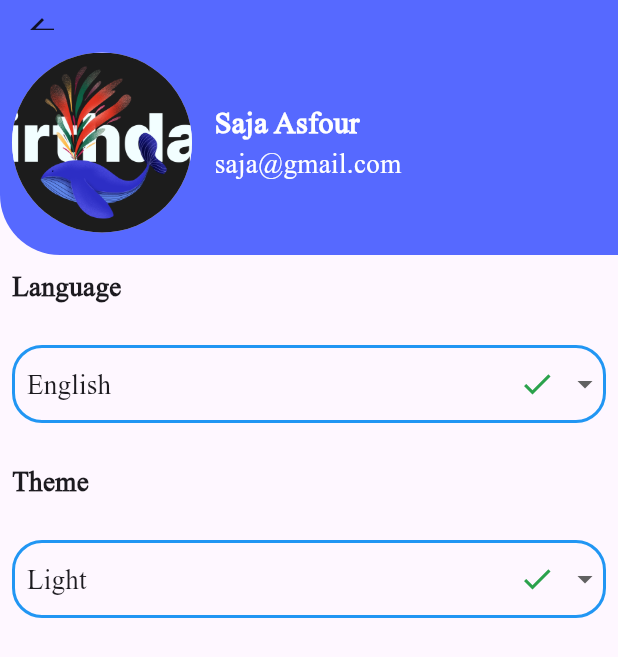
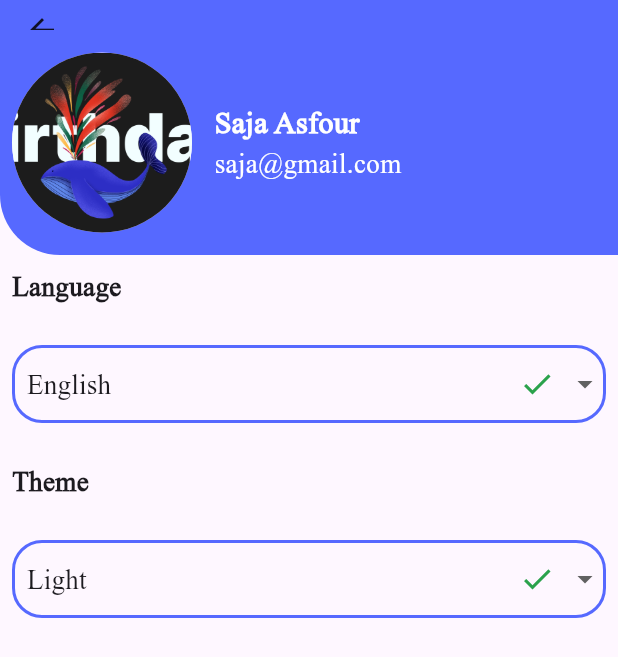
Before and after one commit to SajaAsfour/Event-Planning-Mobile-App, a Flutter app: the ProfileTab screen opened directly, on a phone screen of 412 x 824 dp. Shown: the top 657 px of the screen. Run offline on Flutter 3.47's test engine with Material 3 defaults, Android fonts, the light colour scheme and no system bars; generated files the repository leaves out were written again.

Commit message:
Update Theme

```diff
--- a/lib/core/utils/app_theme.dart
+++ b/lib/core/utils/app_theme.dart
@@ -21,6 +21,7 @@ class AppTheme {
           side: BorderSide(width: 5, color: AppColors.whiteColor),
           borderRadius: BorderRadius.circular(100)),
     ),
+    cardColor: AppColors.primaryLight,
   );
   static final ThemeData darkTheme = ThemeData(
     appBarTheme: AppBarTheme(
@@ -39,5 +40,6 @@ class AppTheme {
           side: BorderSide(width: 5, color: AppColors.whiteColor),
           borderRadius: BorderRadius.circular(100)),
     ),
+    cardColor: AppColors.primaryDark,
   );
 }
--- a/lib/feature/home/tabs/profile_tab.dart
+++ b/lib/feature/home/tabs/profile_tab.dart
@@ -12,10 +12,15 @@ class ProfileTab extends StatelessWidget {
   @override
   Widget build(BuildContext context) {
     var languageProvider = Provider.of<AppLanguageProvider>(context);
-    var themeProvider = Provider.of<AppThemeProvider>(context);
+
+    return Consumer<AppThemeProvider>( // Wrap Scaffold with Consumer
+      builder: (context, themeProvider, child) {
         return Scaffold(
           appBar: AppBar(
             toolbarHeight: 20,
+            backgroundColor: themeProvider.app_theme == ThemeMode.dark
+                ? AppColors.primaryDark
+                : AppColors.primaryLight,
           ),
           body: Column(
             crossAxisAlignment: CrossAxisAlignment.start,
@@ -23,7 +28,7 @@ class ProfileTab extends StatelessWidget {
               Container(
                 height: 150,
                 decoration: BoxDecoration(
-              color: AppColors.primaryLight,
+                  color: Theme.of(context).cardColor,
                   borderRadius: BorderRadius.only(
                     bottomLeft: Radius.circular(40),
                   ),
@@ -37,22 +42,28 @@ class ProfileTab extends StatelessWidget {
                         backgroundImage: AssetImage("assets/images/birthday.png"),
                         radius: 60,
                       ),
-                  SizedBox(width: 15,),
+                      SizedBox(width: 15),
                       Column(
                         crossAxisAlignment: CrossAxisAlignment.start,
                         mainAxisAlignment: MainAxisAlignment.center,
                         children: [
-                      Text("Saja Asfour" ,style: TextStyle(
+                          Text(
+                            "Saja Asfour",
+                            style: TextStyle(
                               fontFamily: "Times New Roman",
                               color: AppColors.whiteColor,
                               fontSize: 20,
-                        fontWeight: FontWeight.bold
-                      ),),
-                      Text("saja@gmail.com" ,style: TextStyle(
+                              fontWeight: FontWeight.bold,
+                            ),
+                          ),
+                          Text(
+                            "saja@gmail.com",
+                            style: TextStyle(
                               fontFamily: "Times New Roman",
                               color: AppColors.whiteColor,
                               fontSize: 18,
-                      ),)
+                            ),
+                          )
                         ],
                       )
                     ],
@@ -60,13 +71,13 @@ class ProfileTab extends StatelessWidget {
                 ),
               ),
               Padding(
-            padding:  EdgeInsets.all(8.0),
+                padding: EdgeInsets.all(8.0),
                 child: Text(
                   AppLocalizations.of(context)!.la,
                   style: TextStyle(
                     fontFamily: "Times New Roman",
                     fontSize: 18,
-                fontWeight: FontWeight.bold
+                    fontWeight: FontWeight.bold,
                   ),
                 ),
               ),
@@ -77,7 +88,9 @@ class ProfileTab extends StatelessWidget {
                 padding: const EdgeInsets.all(8.0),
                 child: Container(
                   decoration: BoxDecoration(
-                  border: Border.all(color: Colors.blue, width: 2),
+                    border: Border.all(color:themeProvider.app_theme == ThemeMode.dark
+                ? AppColors.primaryDark
+                : AppColors.primaryLight, width: 2),
                     borderRadius: BorderRadius.circular(20),
                   ),
                   child: DropdownButton<String>(
@@ -128,7 +141,8 @@ class ProfileTab extends StatelessWidget {
                     ],
                     onChanged: (value) {
                       languageProvider.changeLanguage(value.toString());
-                  }),
+                    },
+                  ),
                 ),
               ),
               SizedBox(
@@ -141,7 +155,7 @@ class ProfileTab extends StatelessWidget {
                   style: TextStyle(
                     fontFamily: "Times New Roman",
                     fontSize: 18,
-                fontWeight: FontWeight.bold
+                    fontWeight: FontWeight.bold,
                   ),
                 ),
               ),
@@ -152,7 +166,9 @@ class ProfileTab extends StatelessWidget {
                 padding: const EdgeInsets.all(8.0),
                 child: Container(
                   decoration: BoxDecoration(
-                  border: Border.all(color: Colors.blue, width: 2),
+                    border: Border.all(color: themeProvider.app_theme == ThemeMode.dark
+                ? AppColors.primaryDark
+                : AppColors.primaryLight, width: 2),
                     borderRadius: BorderRadius.circular(20),
                   ),
                   child: DropdownButton<ThemeMode>(
@@ -198,17 +214,21 @@ class ProfileTab extends StatelessWidget {
                                 Icon(Icons.check, color: AppColors.greenColor)
                             ],
                           ),
-                        ))
+                        ),
+                      ),
                     ],
                     onChanged: (value) {
                       if (value != null) {
                         themeProvider.changeTheme(value);
                       }
-                  }),
+                    },
                   ),
-          )
+                ),
+              ),
             ],
           ),
         );
+      },
+    );
   }
 }
--- a/lib/l10n/app_ar.arb
+++ b/lib/l10n/app_ar.arb
@@ -28,5 +28,6 @@
     "time" :"اختر الوقت",
     "choosetime": "اختر الوقت",
     "location": "اختر موقع الفعالية",
-    "addEvent": "إضافة فعالية"
+    "addEvent": "إضافة فعالية",
+    "langauge" : "AR"
 }
--- a/lib/l10n/app_en.arb
+++ b/lib/l10n/app_en.arb
@@ -28,5 +28,6 @@
     "time" : "Event Time",
     "choosetime" : "Choose Time" ,
     "location" : "choose event location" ,
-    "addEvent" : "Add Event"
+    "addEvent" : "Add Event" ,
+    "langauge" : "EN"
 }
```
Also changed, not shown: lib/core/widget/EventItemWidget.dart (+31 -18 lines), lib/core/widget/TabEventWidget.dart (+17 -6 lines), lib/core/widget/TabEventWidget1.dart (+10 -5 lines), lib/feature/home/add_event_page.dart (+37 -29 lines), lib/feature/home/tabs/favorite_tab.dart (+14 -6 lines), lib/feature/home/tabs/home_tab.dart (+27 -15 lines). Lines whose indentation alone changed are shown as unchanged.
